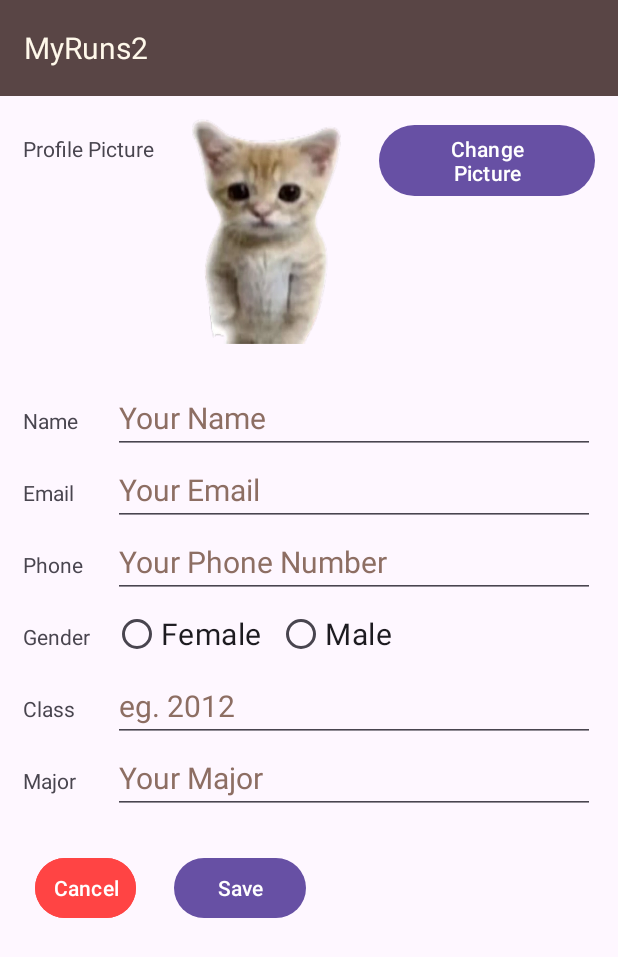
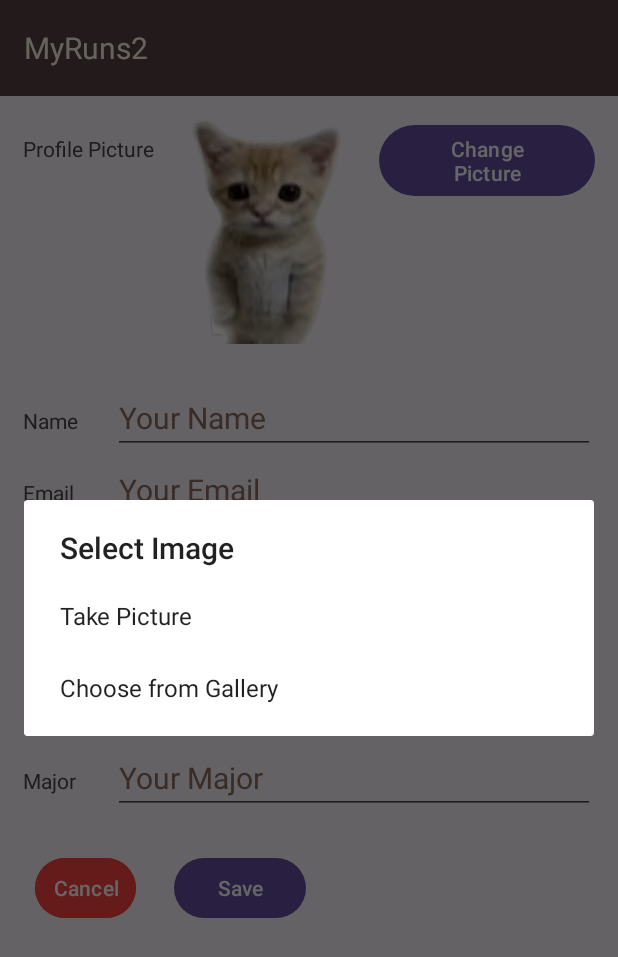
Before and after one commit to dewren99/Deniz_Evrendilek_User_Interface, an Android app: the ProfileFragment screen opened through its navigation route, after a tap on "Change Picture", on a phone screen of 412 x 824 dp. Shown: the top 957 px of the screen. Run offline under Robolectric (Android 15) with nearby library versions, the phone set to English and light mode, and no system bars; pictures from the network do not load.

Commit message:
Add option to choose image from gallery

```diff
--- a/app/src/main/java/com/example/deniz_evrendilek_user_interface/ui/fragments/ProfileFragment.kt
+++ b/app/src/main/java/com/example/deniz_evrendilek_user_interface/ui/fragments/ProfileFragment.kt
@@ -2,6 +2,7 @@ package com.example.deniz_evrendilek_user_interface.ui.fragments
 
 import android.annotation.SuppressLint
 import android.app.Activity.RESULT_OK
+import android.app.AlertDialog
 import android.content.Context
 import android.content.Intent
 import android.content.pm.PackageManager
@@ -9,6 +10,7 @@ import android.graphics.Bitmap
 import android.net.Uri
 import android.os.Bundle
 import android.os.Environment
+import android.provider.MediaStore
 import android.provider.MediaStore.ACTION_IMAGE_CAPTURE
 import android.view.LayoutInflater
 import android.view.View
@@ -260,14 +262,35 @@ class ProfileFragment : Fragment() {
         exitProfile()
     }
 
-    private fun handleOnSelectImage() {
+    private fun handleSelectImageWithCamera() {
         if (!hasCameraPermission()) {
             exitProfile()
             return
         }
         println("Select Image")
-        val takePicIntent = Intent(ACTION_IMAGE_CAPTURE)
-        @Suppress("DEPRECATION") startActivityForResult(takePicIntent, REQUEST_IMAGE_CAPTURE)
+        val cameraIntent = Intent(ACTION_IMAGE_CAPTURE)
+        @Suppress("DEPRECATION") startActivityForResult(cameraIntent, REQUEST_IMAGE_CAPTURE)
+    }
+
+    private fun handleSelectImageFromGallery() {
+        val galleryIntent = Intent(Intent.ACTION_PICK, MediaStore.Images.Media.INTERNAL_CONTENT_URI)
+        @Suppress("DEPRECATION") startActivityForResult(galleryIntent, 1000)
+    }
+
+    private fun handleOnSelectImage() {
+        val builder = AlertDialog.Builder(requireContext())
+        builder.setTitle("Select Image")
+        val options = arrayOf("Take Picture", "Choose from Gallery")
+        builder.setItems(options) { _, which ->
+            when (which) {
+                0 -> handleSelectImageWithCamera()
+                1 -> handleSelectImageFromGallery()
+                else -> null
+            }
+        }
+
+        val dialog = builder.create()
+        dialog.show()
     }
 
     /**
```
